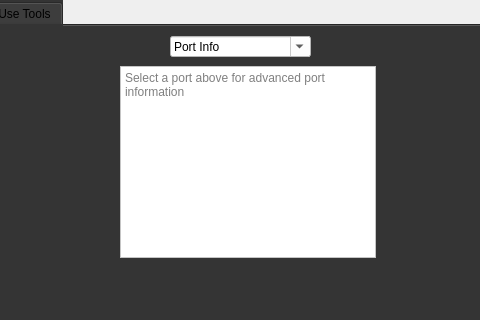
Qt form untitled.ui (aaroncf2008/unigui) before a commit; both pictures show x 242 to 722 and y 0 to 320 of the 999 by 636 pixel window.
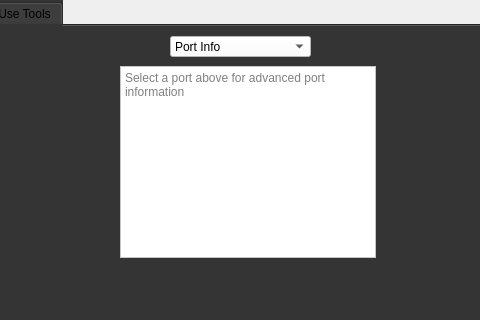
The same form after that commit. The open tabs and pages were chosen to show the change.

The edit to the form file:
```diff
--- a/untitled.ui
+++ b/untitled.ui
@@ -555,7 +555,7 @@
       <string notr="true">background-color: rgb(255, 255, 255);</string>
      </property>
      <property name="editable">
-      <bool>true</bool>
+      <bool>false</bool>
      </property>
      <property name="currentText">
       <string>Port Info</string>
```
Left out of the diff: 14 changed lines with no effect on the pictures.
